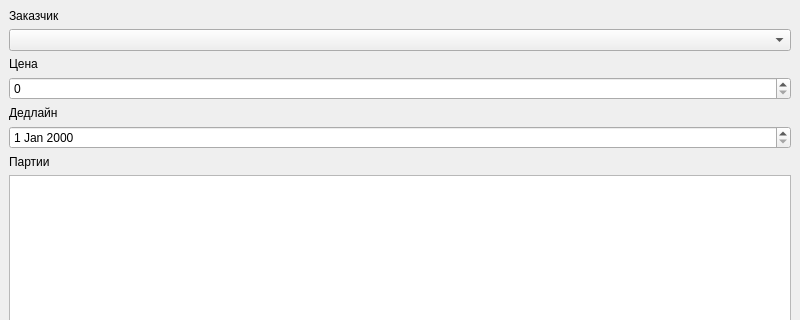
Before: the Qt Designer form 5 term/DB/ZilbermanPublisher/Views/HelpView/orderview.ui in relsa228/CPP-university-projects, drawn with Qt 5; both pictures show x 0 to 800 and y 0 to 320 of the 800 by 600 pixel window.
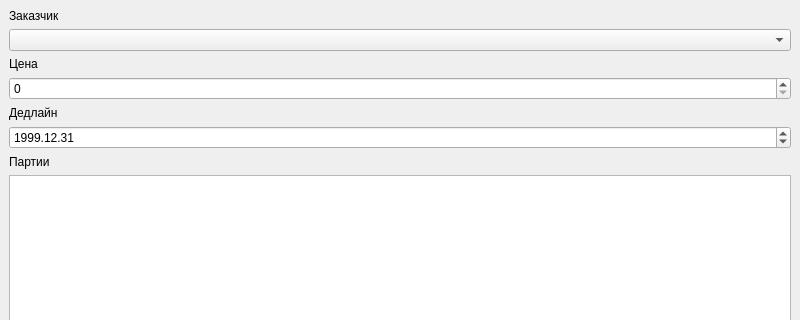
After: the same form once the commit is applied.

What changed in the file:
```diff
--- a/5 term/DB/ZilbermanPublisher/Views/HelpView/orderview.ui
+++ b/5 term/DB/ZilbermanPublisher/Views/HelpView/orderview.ui
@@ -59,7 +59,21 @@
          </widget>
         </item>
         <item>
-         <widget class="QDateEdit" name="dateEdit"/>
+         <widget class="QDateEdit" name="dedline_edit">
+          <property name="dateTime">
+           <datetime>
+            <hour>0</hour>
+            <minute>0</minute>
+            <second>0</second>
+            <year>1999</year>
+            <month>12</month>
+            <day>31</day>
+           </datetime>
+          </property>
+          <property name="displayFormat">
+           <string>yyyy.MM.dd</string>
+          </property>
+         </widget>
         </item>
        </layout>
       </item>
```
Left out of the diff: 12 changed lines with no effect on the pictures.
